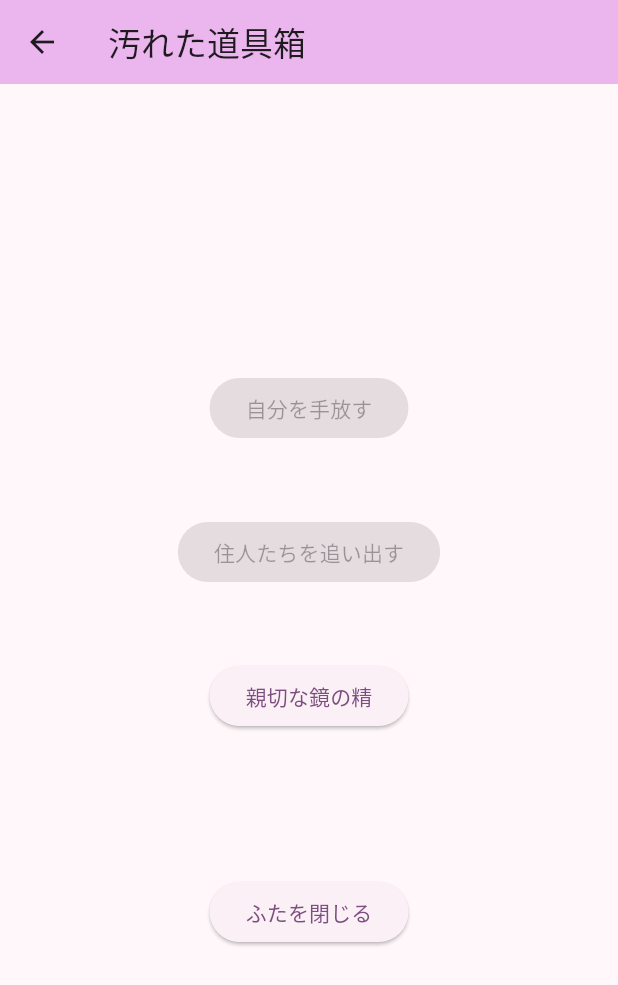
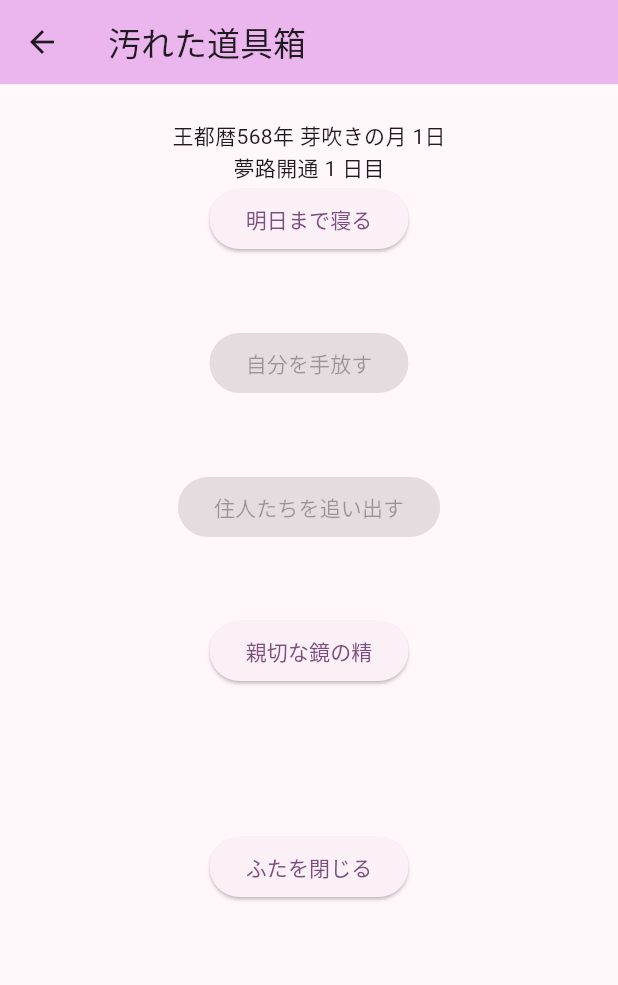
Before and after one commit to kareha-mirror/pot.lucidrowse, a Flutter app: the DebugScreen screen opened by its route, on a phone screen of 412 x 824 dp. Shown: the top 985 px of the screen. Run offline on Flutter 3.47's test engine with Material 3 defaults, Android fonts, the phone set to English and light mode, and no system bars.

Commit message:
Add in game calender

```diff
--- a/client/lib/app.dart
+++ b/client/lib/app.dart
@@ -19,6 +19,7 @@
   Widget build(BuildContext context) {
     return MaterialApp(
       title: 'ルシドロウズ',
+
       theme: ThemeData(
         colorScheme: .fromSeed(
           seedColor: Colors.purple,
@@ -32,6 +33,7 @@
         ),
       ),
       themeMode: ThemeMode.system,
+
       initialRoute: '/',
       routes: {
         '/': (context) => const FrontScreen(),
--- a/client/lib/models/player.dart
+++ b/client/lib/models/player.dart
@@ -8,52 +8,35 @@ enum Inhabit {
 }
 
 class Flavor {
-  String raw;
-  String filtered;
+  String raw = '';
+  String filtered = '';
 
-  String name;
-  String race;
-  String job;
+  String name = '';
+  String race = '';
+  String job = '';
 
-  String imageUrl;
+  String imageUrl = '';
 
-  int time;
-
-  Flavor.blank()
-    : raw = '',
-      filtered = '',
-      name = '',
-      race = '',
-      job = '',
-      imageUrl = '',
-      time = 0;
+  int day = -1;
 }
 
-class Action {
-  String raw;
-  String filtered;
+class PlayerAction {
+  String raw = '';
+  String filtered = '';
 
-  int time;
+  int day = -1;
 
-  Action.blank() : raw = '', filtered = '', time = 0;
+  bool committed = false;
 }
 
 class Player {
-  Inhabit inhabit;
+  Inhabit inhabit = Inhabit.foreigner;
 
-  List<Flavor> flavors;
-  Flavor flavor;
+  List<Flavor> flavors = [];
+  Flavor flavor = Flavor();
 
-  List<Action> actions;
-  Action action;
+  List<PlayerAction> actions = [];
+  PlayerAction action = PlayerAction();
 
-  String summary;
-
-  Player.unnamed()
-    : inhabit = Inhabit.foreigner,
-      flavors = [],
-      flavor = Flavor.blank(),
-      actions = [],
-      action = Action.blank(),
-      summary = '';
+  String summary = '';
 }
--- a/client/lib/screens/debug_screen.dart
+++ b/client/lib/screens/debug_screen.dart
@@ -3,6 +3,7 @@ import 'package:flutter/material.dart';
 import 'package:client/models/player.dart';
 import 'package:client/screens/help_screen.dart';
 import 'package:client/state/app_state.dart';
+import 'package:client/utils/game_calendar.dart';
 
 class DebugScreen extends StatefulWidget {
   final AppState state;
@@ -14,13 +15,26 @@ class DebugScreen extends StatefulWidget {
 }
 
 class _DebugScreenState extends State<DebugScreen> {
+  void _nextDay() {
+    setState(() {
+      for (final inhabitant in widget.state.inhabitants) {
+        if (inhabitant.action.committed) {
+          inhabitant.actions.add(inhabitant.action);
+        }
+        inhabitant.action = PlayerAction();
+      }
+
+      widget.state.day++;
+    });
+  }
+
   void _clearMyself() {
-    setState(() => widget.state.player = Player.unnamed());
+    setState(() => widget.state.player = Player());
   }
 
   void _clearInhabitants() {
     setState(() {
-      widget.state.player = Player.unnamed();
+      widget.state.player = Player();
       widget.state.inhabitants = [];
     });
   }
@@ -33,10 +47,20 @@ class _DebugScreenState extends State<DebugScreen> {
         title: const Text('汚れた道具箱'),
       ),
 
-      body: Center(
+      body: SingleChildScrollView(
+        padding: const EdgeInsets.all(24),
+        child: Center(
           child: Column(
-          mainAxisAlignment: .center,
             children: [
+              Text(formatGameDate(widget.state.day)),
+              Text('夢路開通 ${widget.state.day + 1} 日目'),
+              ElevatedButton(
+                onPressed: () => _nextDay(),
+                child: const Text('明日まで寝る'),
+              ),
+
+              const SizedBox(height: 48),
+
               ElevatedButton(
                 onPressed: widget.state.player.inhabit.isForeigner
                     ? null
@@ -59,7 +83,8 @@ class _DebugScreenState extends State<DebugScreen> {
                 onPressed: () => Navigator.push(
                   context,
                   MaterialPageRoute(
-                  builder: (context) => const HelpScreen(page: HelpPage.debug),
+                    builder: (context) =>
+                        const HelpScreen(page: HelpPage.debug),
                   ),
                 ),
                 child: const Text('親切な鏡の精'),
@@ -74,6 +99,7 @@ class _DebugScreenState extends State<DebugScreen> {
             ],
           ),
         ),
+      ),
     );
   }
 }
--- a/client/lib/screens/help_screen.dart
+++ b/client/lib/screens/help_screen.dart
@@ -67,9 +67,9 @@ class _HelpScreenState extends State<HelpScreen> {
         title: const Text('親切な鏡の精'),
       ),
 
-      body: Center(
-        child: SingleChildScrollView(
-          padding: const EdgeInsets.symmetric(horizontal: 24, vertical: 16),
+      body: SingleChildScrollView(
+        padding: const EdgeInsets.symmetric(horizontal: 24, vertical: 16),
+        child: Center(
           child: Column(
             mainAxisAlignment: .center,
             children: [
--- a/client/lib/state/app_state.dart
+++ b/client/lib/state/app_state.dart
@@ -1,7 +1,7 @@
 import 'package:client/models/player.dart';
 
 class AppState {
-  int time = 0;
-  Player player = Player.unnamed();
+  int day = 0;
+  Player player = Player();
   List<Player> inhabitants = [];
 }
--- /dev/null
+++ b/client/lib/utils/game_calendar.dart
@@ -0,0 +1,10 @@
+const List<String> monthName = ['芽吹き', '若葉', '陽盛り', '実り', '霜降り', '雪籠り'];
+
+String formatGameDate(int day) {
+  final int year = day ~/ (24 * 6);
+  final int dayOfYear = day % (24 * 6);
+  final int month = dayOfYear ~/ 24;
+  final int dayOfMonth = dayOfYear % 24;
+
+  return '王都暦${year + 568}年 ${monthName[month]}の月 ${dayOfMonth + 1}日';
+}
```
Also changed, not shown: client/lib/screens/create_screen.dart (+37 -20 lines), client/lib/screens/explore_screen.dart (+13 -17 lines), client/lib/screens/front_screen.dart (+16 -11 lines), client/lib/screens/home_screen.dart (+6 -4 lines), client/lib/screens/write_screen.dart (+58 -29 lines), client/assets/images/night.webp (added). Lines whose indentation alone changed are shown as unchanged.
